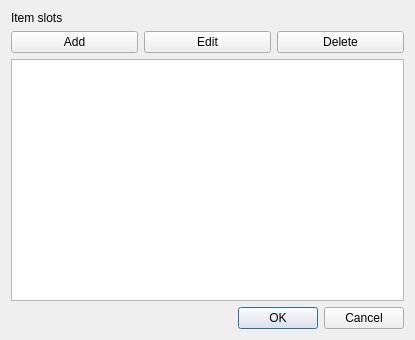
Qt form editor/actors/wearer_edit_dlg.ui (lonski/amarlon) before a commit.
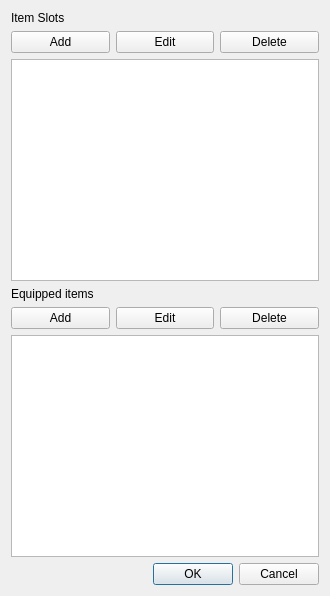
The same form after that commit.

Commit message: wearer edit dialog

The edit to the form file:
```diff
--- a/editor/actors/wearer_edit_dlg.ui
+++ b/editor/actors/wearer_edit_dlg.ui
@@ -6,8 +6,8 @@
    <rect>
     <x>0</x>
     <y>0</y>
-    <width>415</width>
-    <height>340</height>
+    <width>330</width>
+    <height>596</height>
    </rect>
   </property>
   <property name="windowTitle">
@@ -15,9 +15,9 @@
   </property>
   <layout class="QVBoxLayout" name="verticalLayout">
    <item>
-    <widget class="QLabel" name="label">
+    <widget class="QLabel" name="label_2">
      <property name="text">
-      <string>Item slots</string>
+      <string>Item Slots</string>
      </property>
     </widget>
    </item>
@@ -47,7 +47,52 @@
     </layout>
    </item>
    <item>
-    <widget class="QTableWidget" name="sTable"/>
+    <widget class="QTableWidget" name="fItemSlots">
+     <property name="editTriggers">
+      <set>QAbstractItemView::NoEditTriggers</set>
+     </property>
+     <property name="selectionMode">
+      <enum>QAbstractItemView::SingleSelection</enum>
+     </property>
+     <property name="selectionBehavior">
+      <enum>QAbstractItemView::SelectRows</enum>
+     </property>
+    </widget>
+   </item>
+   <item>
+    <widget class="QLabel" name="label">
+     <property name="text">
+      <string>Equipped items</string>
+     </property>
+    </widget>
+   </item>
+   <item>
+    <layout class="QHBoxLayout" name="horizontalLayout_2">
+     <item>
+      <widget class="QPushButton" name="btnAddItem">
+       <property name="text">
+        <string>Add</string>
+       </property>
+      </widget>
+     </item>
+     <item>
+      <widget class="QPushButton" name="btnEditItem">
+       <property name="text">
+        <string>Edit</string>
+       </property>
+      </widget>
+     </item>
+     <item>
+      <widget class="QPushButton" name="btnDeleteItem">
+       <property name="text">
+        <string>Delete</string>
+       </property>
+      </widget>
+     </item>
+    </layout>
+   </item>
+   <item>
+    <widget class="QListWidget" name="fItems"/>
    </item>
    <item>
     <widget class="QDialogButtonBox" name="buttonBox">
```
The commit also changes 8 other files.
